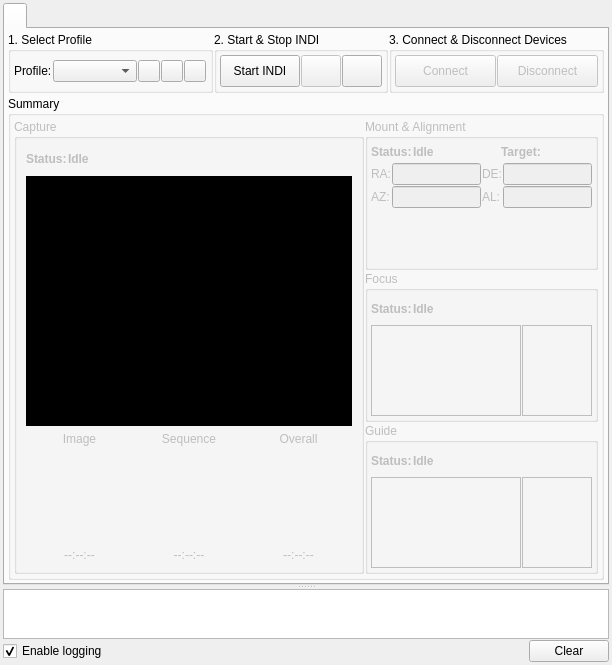
KDE/kstars, file kstars/ekos/ekosmanager.ui: the form before one commit.
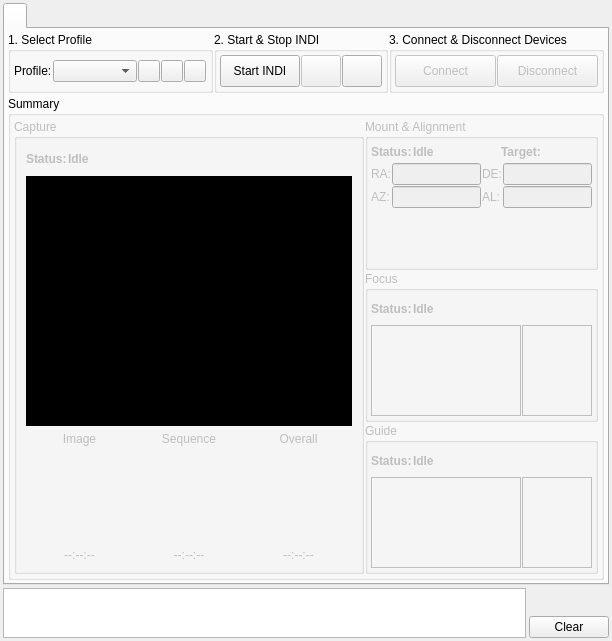
The form after the commit. Custom widgets are drawn as their Qt base class.

Commit message: Remove useless log option and reduce vertical space

```diff
--- a/kstars/ekos/ekosmanager.ui
+++ b/kstars/ekos/ekosmanager.ui
@@ -7,7 +7,7 @@
     <x>0</x>
     <y>0</y>
     <width>612</width>
-    <height>652</height>
+    <height>629</height>
    </rect>
   </property>
   <property name="maximumSize">
@@ -25,9 +25,9 @@
   <property name="windowTitle">
    <string>Ekos</string>
   </property>
-  <layout class="QVBoxLayout" name="verticalLayout_4">
+  <layout class="QVBoxLayout" name="verticalLayout_15">
    <property name="spacing">
-    <number>1</number>
+    <number>3</number>
    </property>
    <property name="leftMargin">
     <number>3</number>
@@ -42,10 +42,6 @@
     <number>3</number>
    </property>
    <item>
-    <widget class="QSplitter" name="splitter">
-     <property name="orientation">
-      <enum>Qt::Vertical</enum>
-     </property>
      <widget class="QTabWidget" name="toolsWidget">
       <property name="sizePolicy">
        <sizepolicy hsizetype="Preferred" vsizetype="Preferred">
@@ -2313,15 +2309,13 @@
        </layout>
       </widget>
      </widget>
-     <widget class="QWidget" name="layoutWidget">
-      <layout class="QVBoxLayout" name="LoggerLayout">
-       <property name="spacing">
-        <number>1</number>
-       </property>
+   </item>
+   <item>
+    <layout class="QHBoxLayout" name="horizontalLayout_2">
        <item>
         <widget class="QPlainTextEdit" name="ekosLogOut">
          <property name="sizePolicy">
-          <sizepolicy hsizetype="Preferred" vsizetype="MinimumExpanding">
+        <sizepolicy hsizetype="Expanding" vsizetype="MinimumExpanding">
            <horstretch>0</horstretch>
            <verstretch>0</verstretch>
           </sizepolicy>
@@ -2347,32 +2341,16 @@
         </widget>
        </item>
        <item>
-        <layout class="QHBoxLayout" name="horizontalLayout_2">
-         <property name="spacing">
-          <number>1</number>
-         </property>
-         <property name="sizeConstraint">
-          <enum>QLayout::SetMinAndMaxSize</enum>
-         </property>
+      <layout class="QVBoxLayout" name="verticalLayout_4">
          <item>
-          <widget class="QCheckBox" name="enableLoggingCheck">
-           <property name="text">
-            <string>Enable logging</string>
-           </property>
-           <property name="checked">
-            <bool>true</bool>
-           </property>
-          </widget>
-         </item>
-         <item>
-          <spacer name="horizontalSpacer">
+        <spacer name="verticalSpacer">
            <property name="orientation">
-            <enum>Qt::Horizontal</enum>
+          <enum>Qt::Vertical</enum>
            </property>
            <property name="sizeHint" stdset="0">
             <size>
-             <width>40</width>
-             <height>20</height>
+           <width>20</width>
+           <height>40</height>
             </size>
            </property>
           </spacer>
@@ -2387,8 +2365,6 @@
         </layout>
        </item>
       </layout>
-     </widget>
-    </widget>
    </item>
   </layout>
  </widget>
```
Lines whose indentation alone changed are shown as unchanged. The commit also changes 1 other file.
